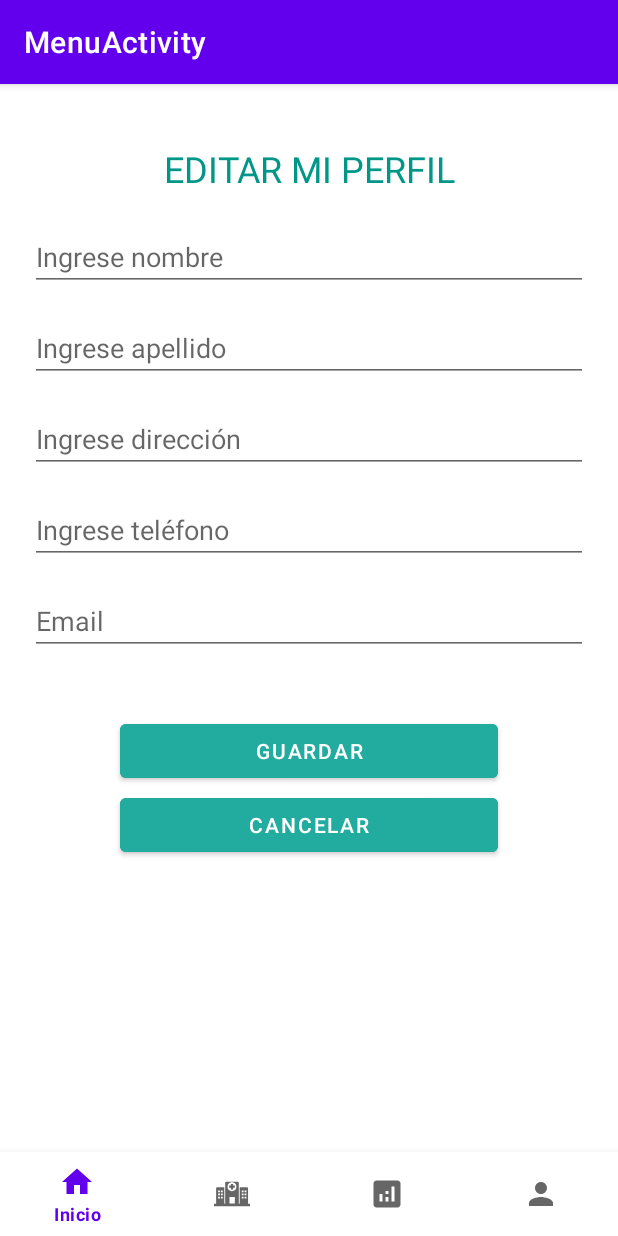
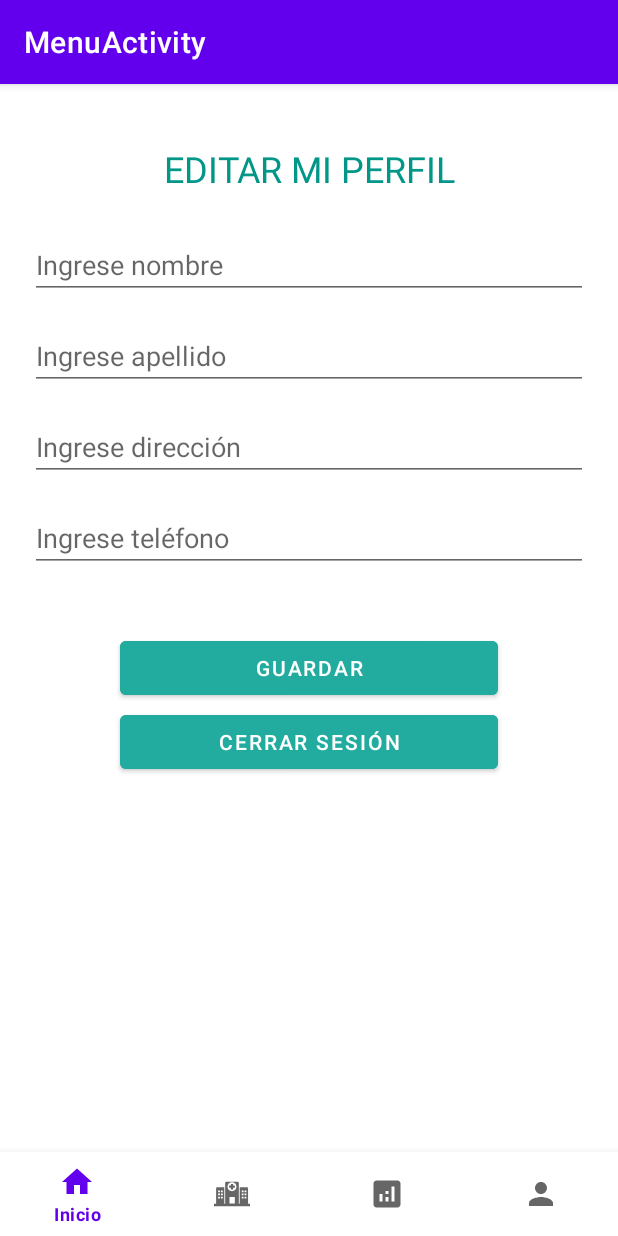
Before and after one commit to ValeriaCalderon123/HospitalityProjectIDNP, an Android app: the ProfileFragment screen opened through its navigation route, on a phone screen of 412 x 824 dp. Run offline under Robolectric (Android 15) with nearby library versions, the phone set to English and light mode, and no system bars; our stand-ins replace Firebase (no records; nobody signed in at launch, a user with empty details on screens opened directly), navigation-ui; 2 statements that could not run were skipped.

Commit message:
changes profile and login preference

```diff
--- a/app/src/main/java/com/example/hospitalityproject/views/login/LoginActivity.kt
+++ b/app/src/main/java/com/example/hospitalityproject/views/login/LoginActivity.kt
@@ -6,6 +6,7 @@ import android.os.Bundle
 import android.widget.Toast
 import androidx.appcompat.app.AlertDialog
 import com.example.hospitalityproject.R
+import com.example.hospitalityproject.model.Initialization.Companion.pref
 import com.example.hospitalityproject.views.MenuActivity
 import com.google.firebase.auth.FirebaseAuth
 import kotlinx.android.synthetic.main.activity_login2.*
@@ -33,6 +34,7 @@ class LoginActivity : AppCompatActivity() {
                         )
 
                         toast1.show()
+                        pref.saveEmail(editTextEmail.text.toString())
                         val intent = Intent(this, MenuActivity::class.java).apply {
                         }
                         startActivity(intent)
--- a/app/src/main/java/com/example/hospitalityproject/views/ui/profile/ProfileFragment.kt
+++ b/app/src/main/java/com/example/hospitalityproject/views/ui/profile/ProfileFragment.kt
@@ -1,11 +1,21 @@
 package com.example.hospitalityproject.views.ui.profile
 
+import android.content.Intent
+import android.net.Uri
 import android.os.Bundle
 import androidx.fragment.app.Fragment
 import android.view.LayoutInflater
 import android.view.View
 import android.view.ViewGroup
 import com.example.hospitalityproject.R
+import com.example.hospitalityproject.model.Initialization.Companion.pref
+import com.example.hospitalityproject.views.MenuActivity
+import com.example.hospitalityproject.views.login.LoginActivity
+import com.google.firebase.auth.FirebaseAuth
+import com.google.firebase.firestore.FirebaseFirestore
+import kotlinx.android.synthetic.main.activity_register.*
+import kotlinx.android.synthetic.main.fragment_profile.*
+import kotlinx.android.synthetic.main.fragment_profile.view.*
 
 // TODO: Rename parameter arguments, choose names that match
 // the fragment initialization parameters, e.g. ARG_ITEM_NUMBER
@@ -18,43 +28,49 @@ private const val ARG_PARAM2 = "param2"
  * create an instance of this fragment.
  */
 class ProfileFragment : Fragment() {
-    // TODO: Rename and change types of parameters
-    private var param1: String? = null
-    private var param2: String? = null
+    private val db = FirebaseFirestore.getInstance()
+
 
     override fun onCreate(savedInstanceState: Bundle?) {
         super.onCreate(savedInstanceState)
-        arguments?.let {
-            param1 = it.getString(ARG_PARAM1)
-            param2 = it.getString(ARG_PARAM2)
+        data()
+        /**/
+    }
+
+    private fun data(){
+        db.collection("users").document(pref.getEmail()).get().addOnSuccessListener {
+            textFirstNameProfile.setText(it.get("firstName") as String?)
+            textLastNameProfile.setText(it.get("lastName")as String?)
+            textAddressProfile.setText(it.get("address")as String?)
+            textPhoneProfile.setText(it.get("phone")as String?)
         }
+
     }
 
     override fun onCreateView(
         inflater: LayoutInflater, container: ViewGroup?,
         savedInstanceState: Bundle?
     ): View? {
+        val view: View = inflater!!.inflate(R.layout.fragment_profile,container,false)
+        view.buttonLogout.setOnClickListener {
+            FirebaseAuth.getInstance().signOut()
+            pref.wipe()
+             val intent = Intent(activity, LoginActivity::class.java)
+            startActivity(intent)
+        }
+        view.buttonSaveProfile.setOnClickListener {
+            db.collection("users").document(pref.getEmail()).set(
+                hashMapOf("firstName" to textFirstNameProfile.text.toString(),
+                    "lastName" to textLastNameProfile.text.toString(),
+                    "address" to textAddressProfile.text.toString(),
+                    "phone" to textPhoneProfile.text.toString())
+            )
+        }
+
         // Inflate the layout for this fragment
-        return inflater.inflate(R.layout.fragment_profile, container, false)
+
+        return view
     }
 
-    companion object {
-        /**
-         * Use this factory method to create a new instance of
-         * this fragment using the provided parameters.
-         *
-         * @param param1 Parameter 1.
-         * @param param2 Parameter 2.
-         * @return A new instance of fragment ProfileFragment.
-         */
-        // TODO: Rename and change types and number of parameters
-        @JvmStatic
-        fun newInstance(param1: String, param2: String) =
-            ProfileFragment().apply {
-                arguments = Bundle().apply {
-                    putString(ARG_PARAM1, param1)
-                    putString(ARG_PARAM2, param2)
-                }
-            }
-    }
+
 }
--- a/app/src/main/res/layout/fragment_profile.xml
+++ b/app/src/main/res/layout/fragment_profile.xml
@@ -4,7 +4,9 @@
     xmlns:tools="http://schemas.android.com/tools"
     android:layout_width="match_parent"
     android:layout_height="match_parent"
-    tools:context=".views.ui.profile.ProfileFragment">
+    tools:context=".views.ui.profile.ProfileFragment"
+    android:background="#FFFFFF"
+    >
     <LinearLayout
         android:layout_width="match_parent"
         android:layout_height="match_parent"
@@ -25,15 +27,15 @@
             android:textColor="#009688"
             android:textSize="24sp" />
         <EditText
-            android:id="@+id/textFirstNameRegister"
+            android:id="@+id/textFirstNameProfile"
             android:layout_width="match_parent"
             android:layout_height="wrap_content"
             android:ems="10"
             android:hint="Ingrese nombre"
-            android:layout_marginTop="20dp"
+            android:layout_marginTop="25dp"
             android:inputType="textPersonName" />
         <EditText
-            android:id="@+id/textLastNameRegister"
+            android:id="@+id/textLastNameProfile"
             android:layout_width="match_parent"
             android:layout_height="wrap_content"
             android:ems="10"
@@ -41,7 +43,7 @@
             android:layout_marginTop="15dp"
             android:inputType="textPersonName" />
         <EditText
-            android:id="@+id/textAddressRegister"
+            android:id="@+id/textAddressProfile"
             android:layout_width="match_parent"
             android:layout_height="wrap_content"
             android:ems="10"
@@ -49,25 +51,18 @@
             android:layout_marginTop="15dp"
             android:inputType="textPersonName" />
         <EditText
-            android:id="@+id/textPhoneRegister"
+            android:id="@+id/textPhoneProfile"
             android:layout_width="match_parent"
             android:layout_height="wrap_content"
             android:ems="10"
             android:hint="Ingrese teléfono"
             android:layout_marginTop="15dp"
             android:inputType="textPersonName" />
-        <EditText
-            android:id="@+id/textEmailRegister"
-            android:layout_width="match_parent"
-            android:layout_height="wrap_content"
-            android:ems="10"
-            android:hint="Email"
-            android:layout_marginTop="15dp"
-            android:inputType="textPersonName" />
+
 
 
         <Button
-            android:id="@+id/buttonRegister"
+            android:id="@+id/buttonSaveProfile"
             android:layout_width="match_parent"
             android:layout_height="wrap_content"
             android:layout_marginTop="40dp"
@@ -77,13 +72,13 @@
             android:text="GUARDAR" />
 
         <Button
-            android:id="@+id/buttonCancel"
+            android:id="@+id/buttonLogout"
             android:layout_width="match_parent"
             android:layout_height="wrap_content"
             android:layout_marginTop="1dp"
             android:layout_marginRight="60dp"
             android:layout_marginLeft="60dp"
             android:backgroundTint="@color/main_theme"
-            android:text="CANCELAR" />
+            android:text="CERRAR SESIÓN" />
     </LinearLayout>
 </androidx.constraintlayout.widget.ConstraintLayout>
```
Also changed, not shown: app/src/main/java/com/example/hospitalityproject/model/Inizialitation.kt (added, +15 -0 lines), app/src/main/java/com/example/hospitalityproject/model/PreferenceModel.kt (added, +21 -0 lines).
